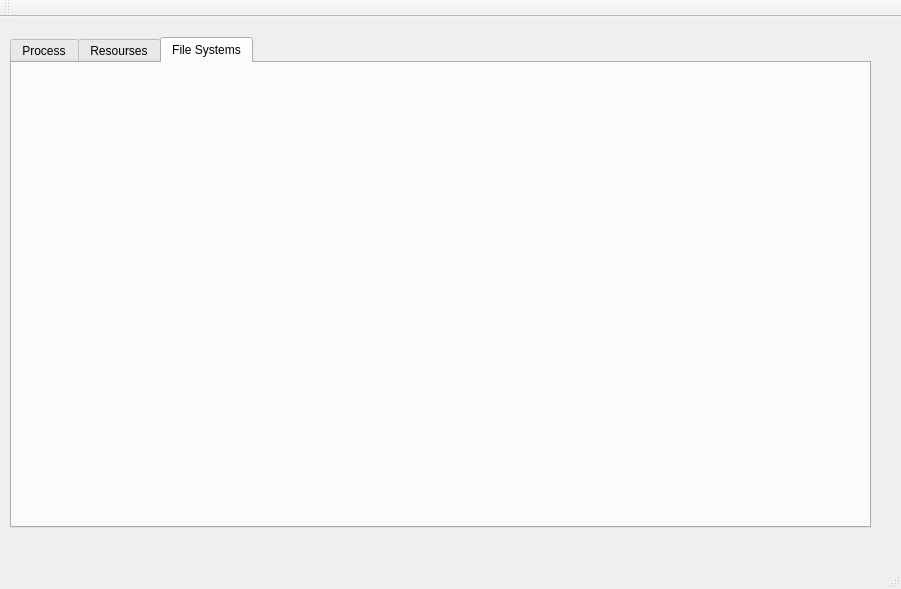
The window that myLinuxMonitor/mainwindow.ui (Xiang-Pan/HUST_OS_CourseProject) describes before a commit, drawn with Qt 5.
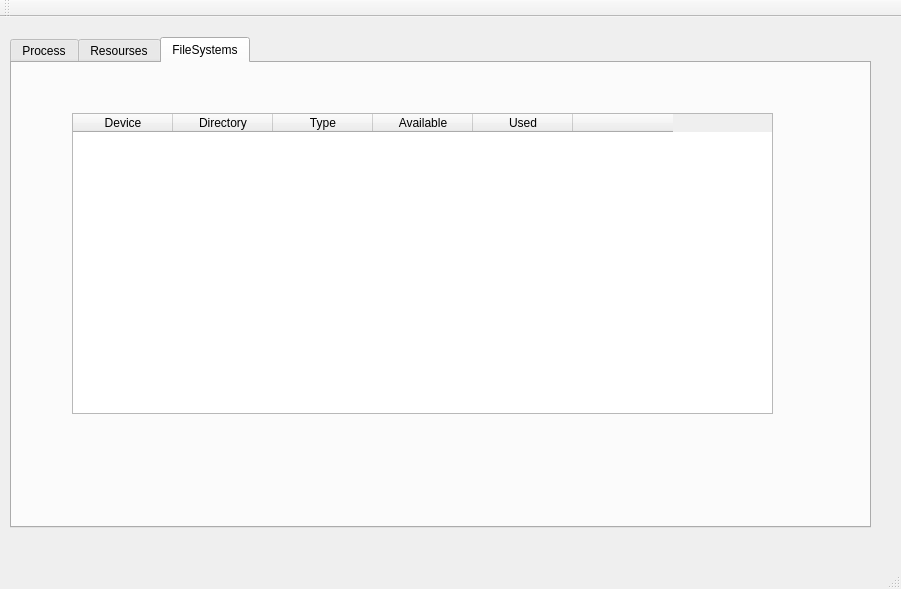
The same window after the commit. The open tabs and pages were chosen to show the change.

```diff
--- a/myLinuxMonitor/mainwindow.ui
+++ b/myLinuxMonitor/mainwindow.ui
@@ -89,8 +89,48 @@
     </widget>
     <widget class="QWidget" name="tab_3">
      <attribute name="title">
-      <string>File Systems</string>
+      <string>FileSystems</string>
      </attribute>
+     <widget class="QTableWidget" name="FileSys_tableWidget">
+      <property name="geometry">
+       <rect>
+        <x>60</x>
+        <y>50</y>
+        <width>701</width>
+        <height>301</height>
+       </rect>
+      </property>
+      <column>
+       <property name="text">
+        <string>Device</string>
+       </property>
+      </column>
+      <column>
+       <property name="text">
+        <string>Directory</string>
+       </property>
+      </column>
+      <column>
+       <property name="text">
+        <string>Type</string>
+       </property>
+      </column>
+      <column>
+       <property name="text">
+        <string>Available</string>
+       </property>
+      </column>
+      <column>
+       <property name="text">
+        <string>Used</string>
+       </property>
+      </column>
+      <column>
+       <property name="text">
+        <string/>
+       </property>
+      </column>
+     </widget>
     </widget>
    </widget>
   </widget>
```
Left out of the diff: 22 changed lines with no effect on the pictures.
